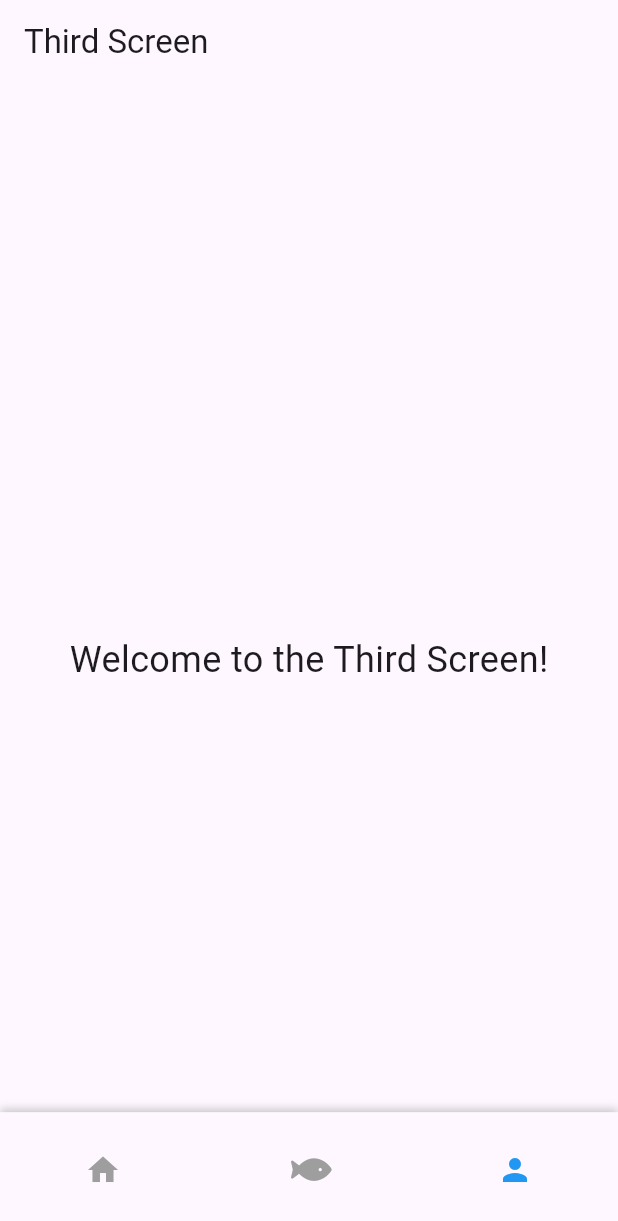
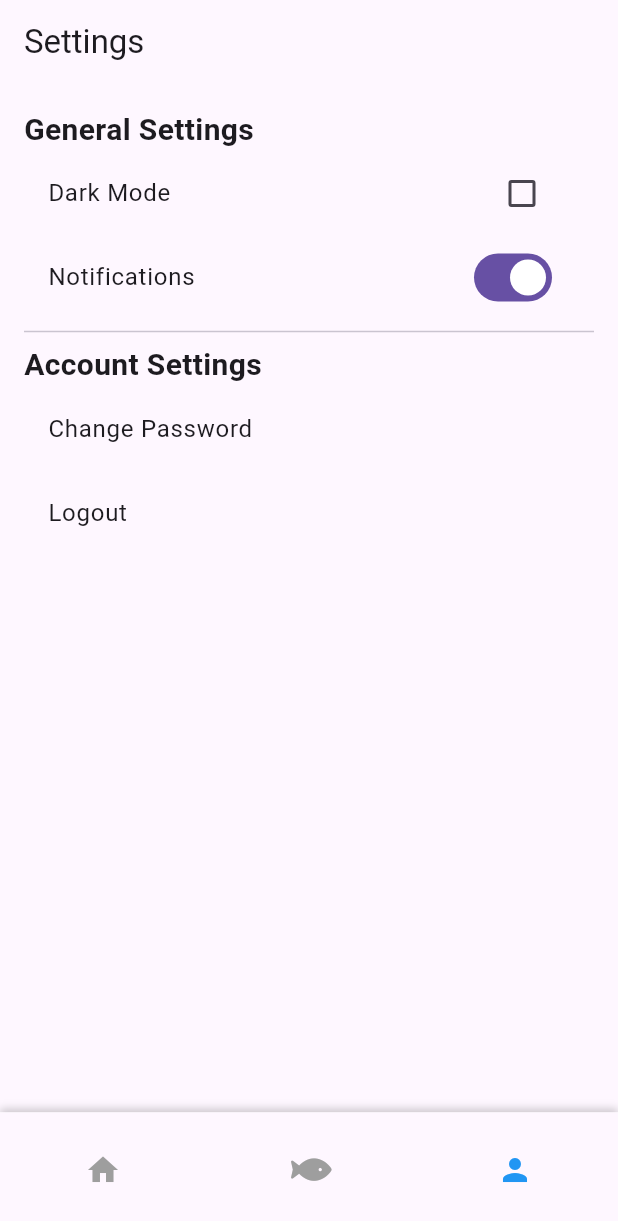
Before and after one commit to benninghoven/smart-aquarium, a Flutter app: the PagesView screen opened directly, item 3 of the bottom bar chosen, on a phone screen of 412 x 824 dp. Shown: the top 1221 px of the screen. Run offline on Flutter 3.47's test engine with Material 3 defaults, Android fonts, the phone set to English and light mode, and no system bars; our stand-ins replace fl_chart, fluttertoast, font_awesome_flutter; network calls fail.

Commit message:
Added some stuff for settings page, not all functional yet

```diff
--- a/src/flutter/lib/Login.dart
+++ b/src/flutter/lib/Login.dart
@@ -229,6 +229,8 @@ class _LoginViewState extends State<Login> {
                         : () {
 
                             loginUser(name, password);
+                            _nameController.clear();
+                        _passwordController.clear();
                         },
                   child: const Text('Sign In'),
                 ),
@@ -313,10 +315,10 @@ class _PagesViewState extends State<PagesView>
           TabBarView(
             physics: const NeverScrollableScrollPhysics(),
             controller: _tabController,
-            children: const [
+            children:  [
               FirstScreen(),
               SecondScreen(),
-              ThirdScreen(),
+              ThirdScreen(toggleTheme: () {  },),
             ],
           ),
           Align(
@@ -553,26 +555,91 @@ Future<void> fetchOurData() async {
 
 
 
+class ThirdScreen extends StatefulWidget {
+  final VoidCallback toggleTheme;
 
-class ThirdScreen extends StatelessWidget {
-  const ThirdScreen({Key? key}) : super(key: key);
+  const ThirdScreen({Key? key, required this.toggleTheme}) : super(key: key);
 
   @override
+  _ThirdScreenState createState() => _ThirdScreenState();
+}
+class _ThirdScreenState extends State<ThirdScreen> {
+  bool useSystemTheme = true; // Track if the system theme should be used
+  bool isDarkTheme = false; // New variable to track the theme
+
+  void toggleTheme() {
+    setState(() {
+      if (useSystemTheme == isDarkTheme) {
+        useSystemTheme = false;
+        isDarkTheme = !isDarkTheme;
+      } else if (useSystemTheme != isDarkTheme) {
+        useSystemTheme = false;
+        isDarkTheme = !isDarkTheme;
+      }
+    });
+  }
+  @override
   Widget build(BuildContext context) {
+    bool isDarkModeEnabled = Theme.of(context).brightness == Brightness.dark;
+
     return Scaffold(
       appBar: AppBar(
         automaticallyImplyLeading: false, // Disable the back arrow
-        title: const Text('Third Screen'),
+        title: const Text('Settings'), // Changed the title to "Settings"
       ),
-      body: const Center(
-        child: Text(
-          'Welcome to the Third Screen!',
-          style: TextStyle(fontSize: 24),
+      body: Padding(
+        padding: const EdgeInsets.all(16.0),
+        child: Column(
+          crossAxisAlignment: CrossAxisAlignment.start,
+          children: [
+            Text(
+              'General Settings',
+              style: TextStyle(fontSize: 20, fontWeight: FontWeight.bold),
+            ),
+            ListTile(
+              title: Text('Dark Mode'),
+              trailing: Checkbox(
+                value: isDarkModeEnabled,
+                onChanged: (_) {
+                  print('Checkbox onChanged triggered');
+                  widget.toggleTheme(); // Call toggleTheme function
+                },
+              ),
+            ),
+            ListTile(
+              title: Text('Notifications'),
+              trailing: Switch(
+                value: true, // Example, you can set this value based on user preference
+                onChanged: (value) {
+                  // Implement logic to toggle notifications
+                },
+              ),
+            ),
+            Divider(), // A divider for visual separation
+
+            Text(
+              'Account Settings',
+              style: TextStyle(fontSize: 20, fontWeight: FontWeight.bold),
+            ),
+            ListTile(
+              title: Text('Change Password'),
+              onTap: () {
+                // Implement navigation to change password screen
+              },
+            ),
+            ListTile(
+              title: Text('Logout'),
+              onTap: () {
+                Navigator.pop(context);
+              },
+            ),
+          ],
         ),
       ),
     );
   }
 }
+
 
 
 
```
